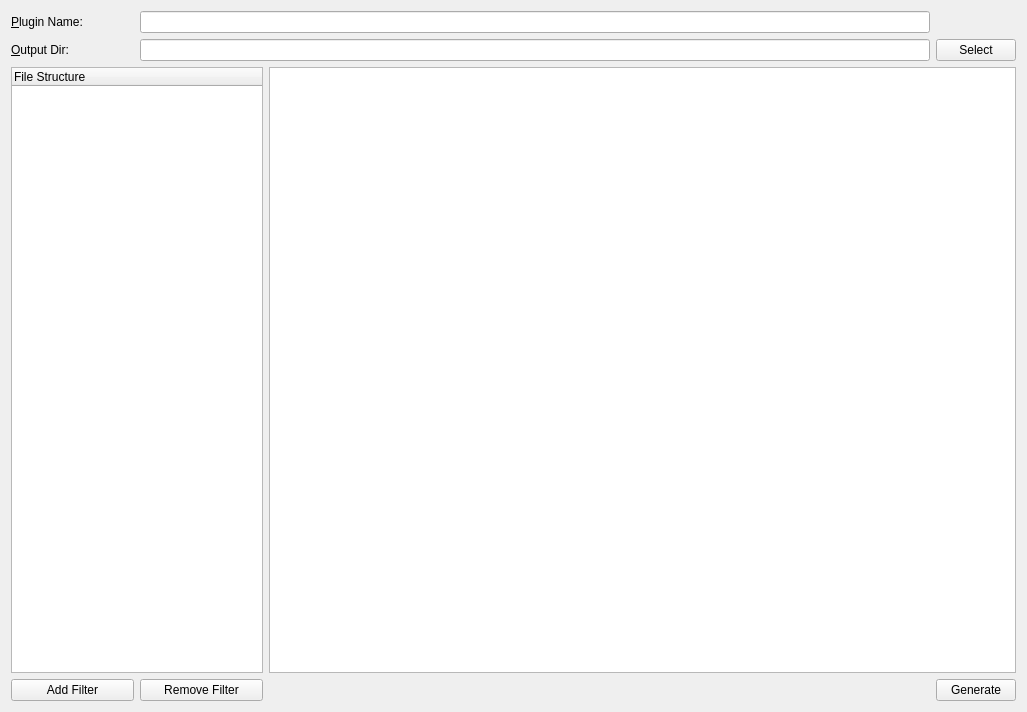
Qt form Source/Applications/PluginMaker/UI_Files/PluginMaker.ui (BlueQuartzSoftware/DREAM3D) before a commit.
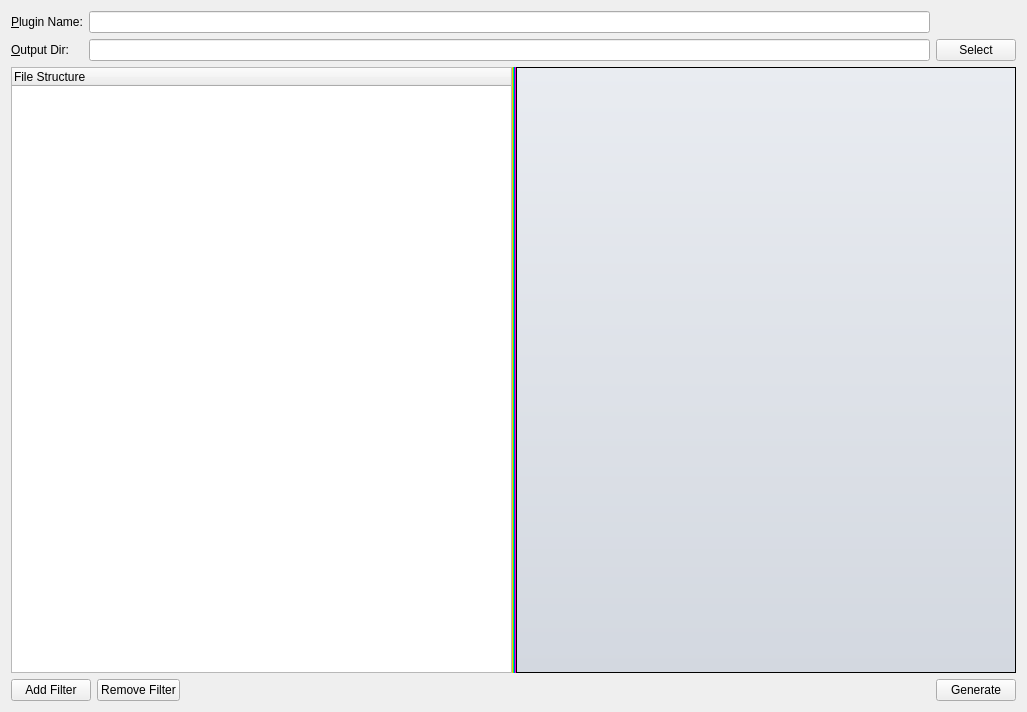
The same form after that commit. Icons and pictures are not drawn. Custom widgets are drawn as their Qt base class.

Commit message:
Moved DREAM3DSplitter to QtSupport and added it to FilterMaker and PluginMaker.
updates #327.

Patch:
```diff
--- a/Source/Applications/PluginMaker/UI_Files/PluginMaker.ui
+++ b/Source/Applications/PluginMaker/UI_Files/PluginMaker.ui
@@ -13,7 +13,7 @@
   <property name="windowTitle">
    <string>PluginMaker</string>
   </property>
-  <layout class="QGridLayout" name="gridLayout">
+  <layout class="QGridLayout" name="gridLayout" rowstretch="0,0,1,0">
    <item row="0" column="0">
     <widget class="QLabel" name="nameLabel">
      <property name="text">
@@ -24,7 +24,7 @@
      </property>
     </widget>
    </item>
-   <item row="0" column="1" colspan="2">
+   <item row="0" column="1">
     <widget class="QLineEdit" name="m_PluginName"/>
    </item>
    <item row="1" column="0">
@@ -37,36 +37,22 @@
      </property>
     </widget>
    </item>
-   <item row="1" column="1" colspan="2">
+   <item row="1" column="1">
     <widget class="QFSDropLineEdit" name="m_OutputDir"/>
    </item>
-   <item row="1" column="3">
+   <item row="1" column="2">
     <widget class="QPushButton" name="selectButton">
      <property name="text">
       <string>Select</string>
      </property>
     </widget>
    </item>
-   <item row="2" column="0" colspan="2">
-    <widget class="QTreeWidget" name="treeWidget">
-     <property name="autoExpandDelay">
-      <number>0</number>
+   <item row="3" column="0" colspan="3">
+    <layout class="QHBoxLayout" name="horizontalLayout">
+     <property name="spacing">
+      <number>6</number>
      </property>
-     <column>
-      <property name="text">
-       <string>File Structure</string>
-      </property>
-     </column>
-    </widget>
-   </item>
-   <item row="2" column="2" colspan="2">
-    <widget class="QTextEdit" name="m_fileEditor">
-     <property name="readOnly">
-      <bool>true</bool>
-     </property>
-    </widget>
-   </item>
-   <item row="3" column="0">
+     <item>
     <widget class="QPushButton" name="addFilterBtn">
      <property name="sizePolicy">
       <sizepolicy hsizetype="Preferred" vsizetype="Preferred">
@@ -83,7 +69,7 @@
      </property>
     </widget>
    </item>
-   <item row="3" column="1">
+     <item>
     <widget class="QPushButton" name="removeFilterBtn">
      <property name="sizePolicy">
       <sizepolicy hsizetype="Preferred" vsizetype="Preferred">
@@ -100,7 +86,7 @@
      </property>
     </widget>
    </item>
-   <item row="3" column="2">
+     <item>
     <spacer name="horizontalSpacer">
      <property name="orientation">
       <enum>Qt::Horizontal</enum>
@@ -113,7 +99,7 @@
      </property>
     </spacer>
    </item>
-   <item row="3" column="3">
+     <item>
     <widget class="QPushButton" name="generateButton">
      <property name="sizePolicy">
       <sizepolicy hsizetype="Preferred" vsizetype="Preferred">
@@ -127,6 +113,45 @@
     </widget>
    </item>
   </layout>
+   </item>
+   <item row="2" column="0" colspan="3">
+    <widget class="DREAM3DSplitter" name="splitter">
+     <property name="styleSheet">
+      <string notr="true">QSplitter::handle {
+    
+	background-color: qlineargradient(spread:pad, x1:0, y1:0, x2:1, y2:0, stop:0 rgba(255, 0, 0, 255), stop:0.166 rgba(255, 255, 0, 255), stop:0.333 rgba(0, 255, 0, 255), stop:0.5 rgba(0, 255, 255, 255), stop:0.666 rgba(0, 0, 255, 255), stop:0.833 rgba(255, 0, 255, 255), stop:1 rgba(255, 0, 0, 255));
+}</string>
+     </property>
+     <property name="orientation">
+      <enum>Qt::Horizontal</enum>
+     </property>
+     <widget class="QTreeWidget" name="treeWidget">
+      <property name="styleSheet">
+       <string notr="true"/>
+      </property>
+      <property name="autoExpandDelay">
+       <number>0</number>
+      </property>
+      <column>
+       <property name="text">
+        <string>File Structure</string>
+       </property>
+      </column>
+     </widget>
+     <widget class="QTextEdit" name="m_fileEditor">
+      <property name="styleSheet">
+       <string notr="true">QTextEdit
+  {
+  background-color: qlineargradient(spread:pad, x1:0, y1:0, x2:0, y2:1, stop:0 rgba(233, 236, 241, 255), stop:1.0 rgba(211, 216, 224, 255));
+  }</string>
+      </property>
+      <property name="readOnly">
+       <bool>true</bool>
+      </property>
+     </widget>
+    </widget>
+   </item>
+  </layout>
  </widget>
  <customwidgets>
   <customwidget>
@@ -134,6 +159,12 @@
    <extends>QLineEdit</extends>
    <header location="global">QFSDropLineEdit.h</header>
   </customwidget>
+  <customwidget>
+   <class>DREAM3DSplitter</class>
+   <extends>QSplitter</extends>
+   <header location="global">QtSupport/DREAM3DSplitter.h</header>
+   <container>1</container>
+  </customwidget>
  </customwidgets>
  <resources>
   <include location="../../../../Resources/icons/images/Icons.qrc"/>
```
Lines whose indentation alone changed are shown as unchanged. The commit also changes 9 other files.
